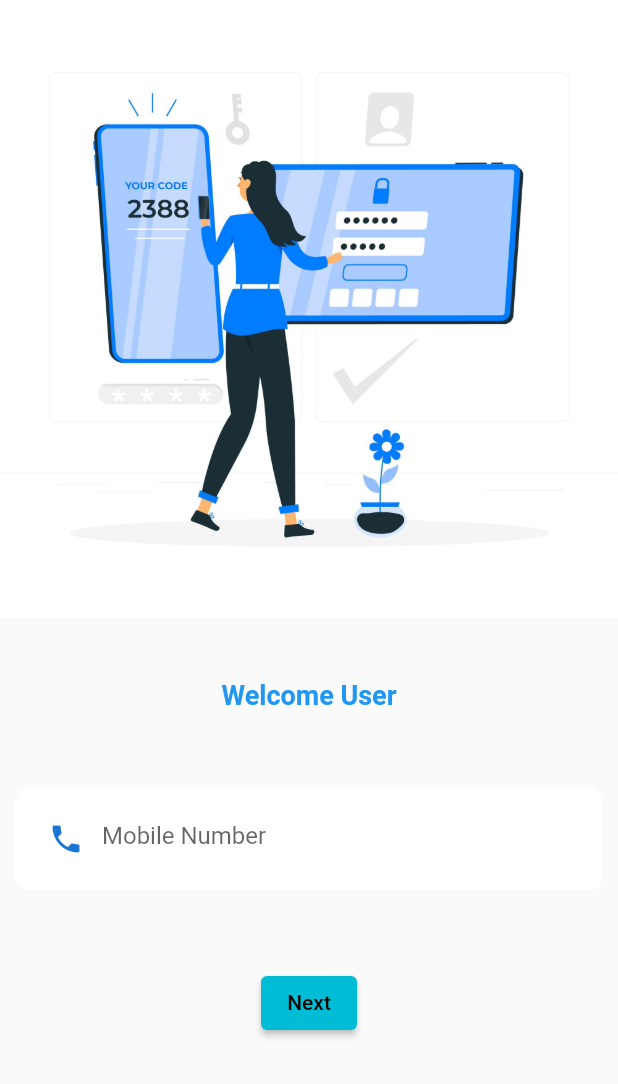
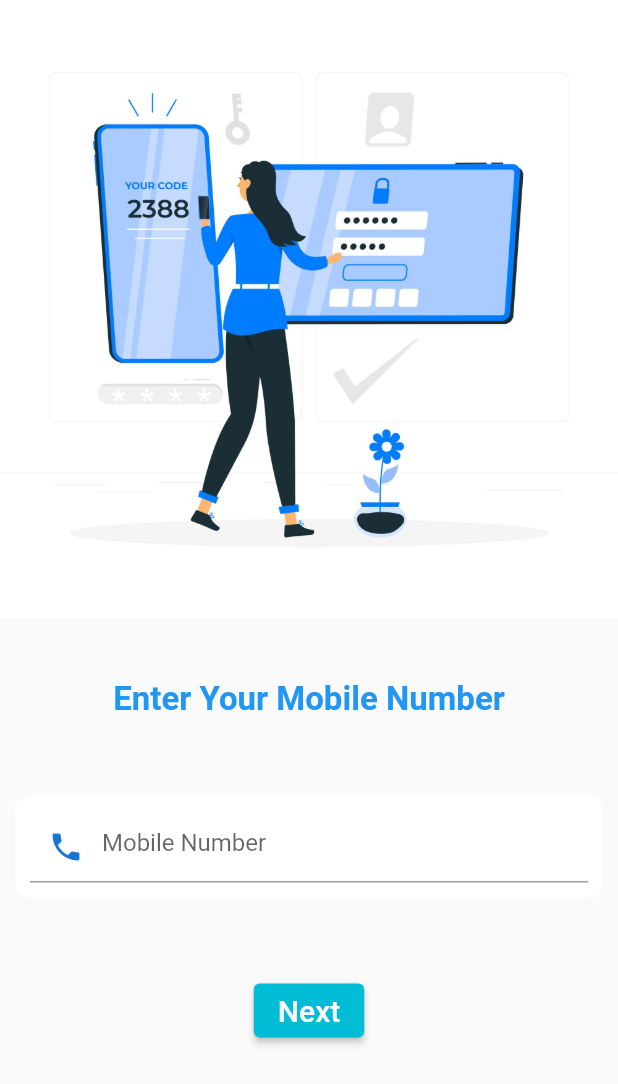
Before and after one commit to shubham23mamgain/kollins, a Flutter app: the screen it shows after launch, on a phone screen of 412 x 824 dp. Shown: the top 1084 px of the screen. Run offline on Flutter 3.47's test engine with Material 2 defaults, Android fonts, the phone set to English and light mode, and no system bars; our stand-ins replace image_picker.

Commit message:
some UI Changes

```diff
--- a/lib/screens/auth_screen.dart
+++ b/lib/screens/auth_screen.dart
@@ -43,11 +43,11 @@ class _RegisterScreenState extends State<AuthScreen> {
             tabs: [
               Tab(
                 icon: Icon(Icons.person, color: Colors.white),
-                text: 'Generate card',
+                text: 'Register',
               ),
               Tab(
                 icon: Icon(Icons.document_scanner, color: Colors.white),
-                text: 'Cards',
+                text: 'Documents',
               ),
             ],
             indicatorColor: Colors.pinkAccent,
--- a/lib/screens/login_screen.dart
+++ b/lib/screens/login_screen.dart
@@ -24,9 +24,9 @@ class _LoginScreenState extends State<LoginScreen> {
           ),
           SizedBox(height: MediaQuery.of(context).size.height * 0.05),
           const Text(
-            'Welcome User',
+            'Enter Your Mobile Number',
             style: TextStyle(
-                fontSize: 18, fontWeight: FontWeight.w700, color: Colors.blue),
+                fontSize: 22, fontWeight: FontWeight.w700, color: Colors.blue),
           ),
           SizedBox(height: MediaQuery.of(context).size.height * 0.05),
           Form(
@@ -52,7 +52,9 @@ class _LoginScreenState extends State<LoginScreen> {
             ),
             child: const Text(
               'Next',
-              style: TextStyle(color: Colors.black),
+              style: TextStyle(
+                color: Colors.white,
+                fontSize: 20,),
             ),
           )
         ]),
--- a/lib/widgets/custom_text_field.dart
+++ b/lib/widgets/custom_text_field.dart
@@ -34,7 +34,7 @@ class CustomTextField extends StatelessWidget {
         keyboardType: keyboard,
         cursorColor: Theme.of(context).primaryColor,
         decoration: InputDecoration(
-          border: InputBorder.none,
+          // border: InputBorder.none,
           prefixIcon: Icon(
             data,
             // size: 40,
```
Also changed, not shown: lib/screens/otp_screen.dart (+5 -15 lines).
